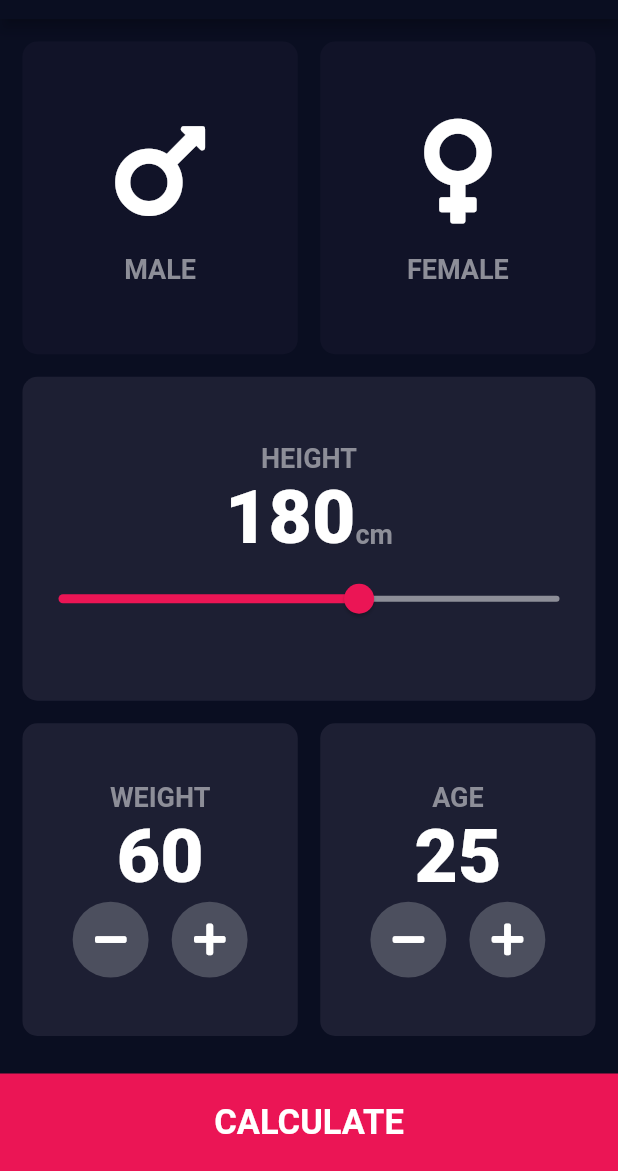
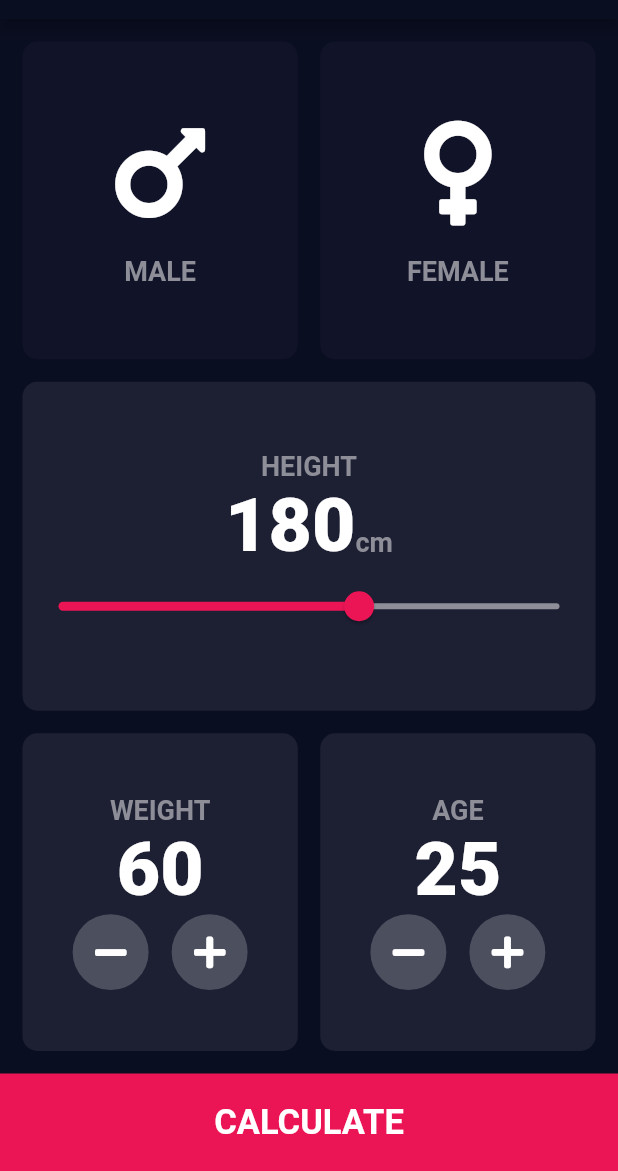
Before and after one commit to chauhan2b/bmi_calculator, a Flutter app: the screen it shows after launch, on a phone screen of 412 x 824 dp, the part 65-1236 px from its top. Run offline on Flutter 3.47's test engine with Material 2 defaults, Android fonts, the phone set to English and light mode, and no system bars; our stand-ins replace font_awesome_flutter.

Commit message:
removed margin

```diff
--- a/lib/components/bottom_button.dart
+++ b/lib/components/bottom_button.dart
@@ -20,7 +20,6 @@ class BottomButton extends StatelessWidget {
           ),
         ),
         color: kBottomContainerColor,
-        margin: EdgeInsets.only(top: 10.0),
         width: double.infinity,
         height: kBottomContainerHeight,
       ),
```
